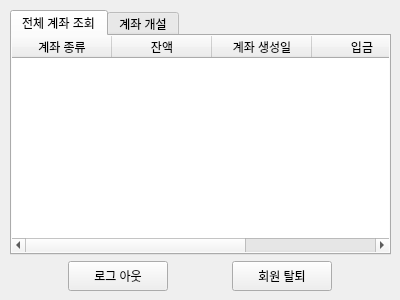
jejuvita01/VEDA_BankManagement, file userwidget.ui: the form before one commit.
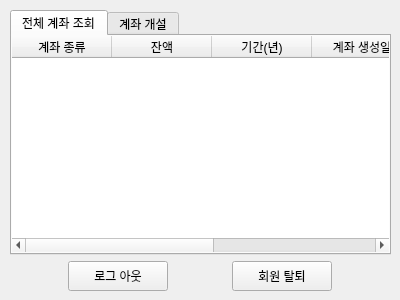
The form after the commit.

Commit message: feat: 계좌 입출금 해지 기능 구현

```diff
--- a/userwidget.ui
+++ b/userwidget.ui
@@ -81,6 +81,11 @@
           <string>잔액</string>
          </property>
         </column>
+        <column>
+         <property name="text">
+          <string>기간(년)</string>
+         </property>
+        </column>
         <column>
          <property name="text">
           <string>계좌 생성일</string>
```
The commit also changes 1 other file.
